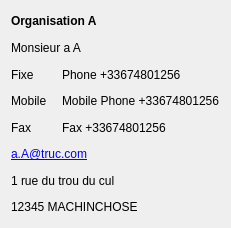
This is src/gui/widgets/customerdatawidget.ui in FACT-Team/FactDev as Qt 5 draws it before an edit. The edited form follows.
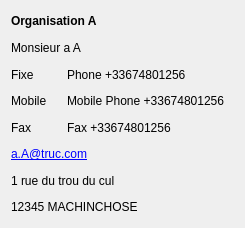
This is the edited form. Icons and pictures are not drawn.

Commit message: Update each windows

Patch:
```diff
--- a/src/gui/widgets/customerdatawidget.ui
+++ b/src/gui/widgets/customerdatawidget.ui
@@ -6,10 +6,16 @@
    <rect>
     <x>0</x>
     <y>0</y>
-    <width>231</width>
+    <width>245</width>
     <height>228</height>
    </rect>
   </property>
+  <property name="maximumSize">
+   <size>
+    <width>250</width>
+    <height>16777215</height>
+   </size>
+  </property>
   <property name="windowTitle">
    <string>Form</string>
   </property>
```
The commit also changes 7 other files.
